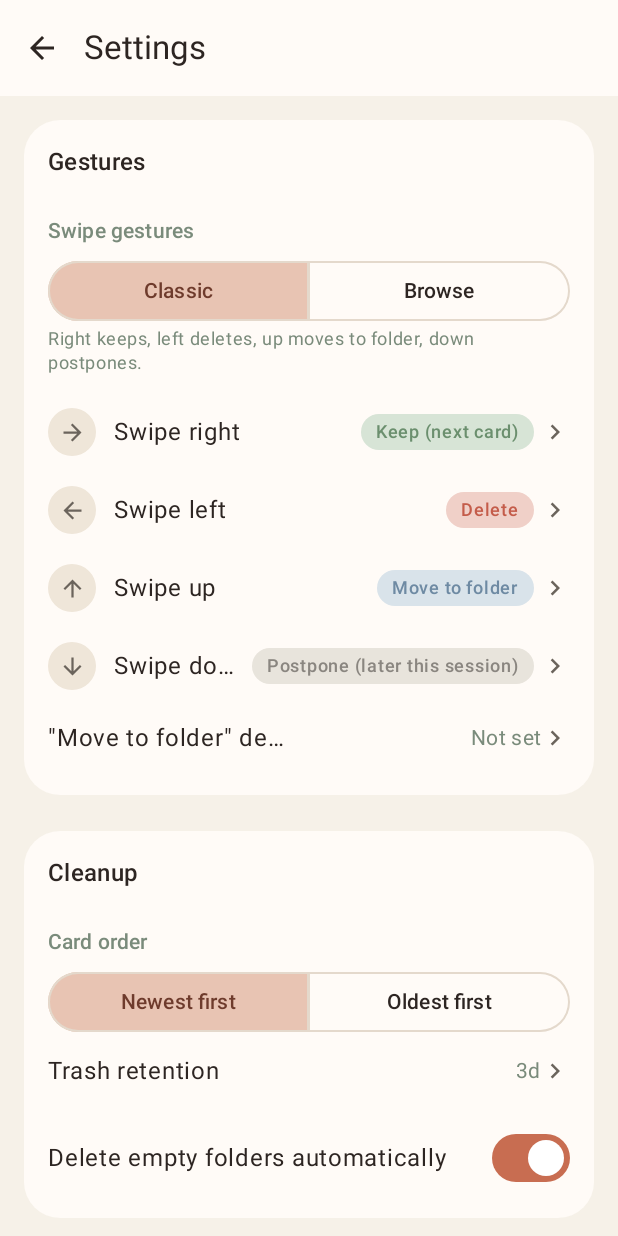
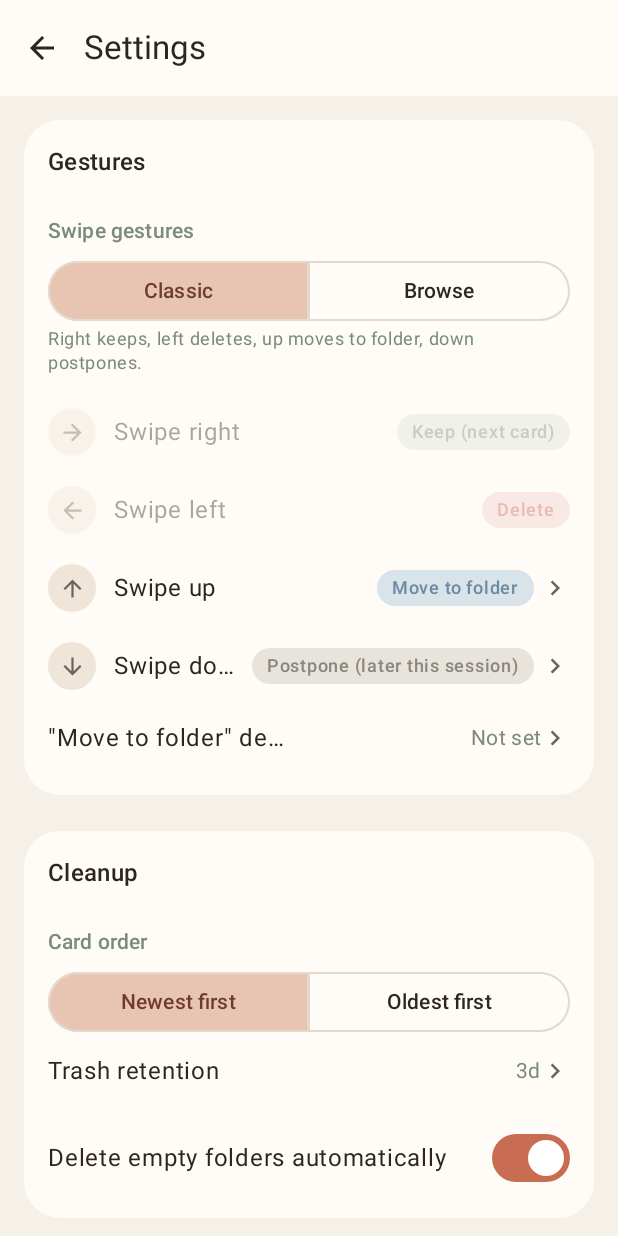
Before and after one commit to inikonoff/Roomie, an Android app built with Jetpack Compose: the screen it shows after launch (MainActivity), after a tap on "Settings", on a phone screen of 412 x 824 dp. Run offline under Robolectric (Android 15) with nearby library versions, the phone set to English and light mode, and no system bars; our stand-ins replace Room's generated code; libraries missing offline, so code that uses them is left out: coil3.video; 1 statement that could not run was skipped.

Commit message:
Fix lavender dropdowns, label Browse-left "Previous photo", lock left/right under a preset
Theme.kt: DropdownMenu paints its background from the surfaceContainer*
roles, not `surface` — left unset, Compose fell back to Material3's
base scheme (lavender), the same failure mode the selected
SegmentedButton had before phase 1 set secondaryContainer explicitly.
This was already diagnosed and fixed once before but never made it
into a merged commit; repeating it here.

SwipeCardAction.label() now takes an optional direction, used only for
NONE: a left swipe with no configured action already steps back to the
previous photo in Browse mode (SwipeSessionViewModel's browse history,
unchanged), so "Do nothing" was actively misleading there. Only the
LEFT SwipeActionRow passes its direction, so every other row keeps
today's copy.

Left/Right are the two directions SwipeGesturePreset.matching() keys
off, so editing them independently of a chosen preset was exactly what
made the Classic/Browse segmented buttons lose their highlight after a
manual tweak — the settings no longer matched either preset once you
touched one side. SwipeActionRow and LabelValueRow both gained an
`enabled` flag; while a preset is active, the Right/Left rows dim and
their dropdown/chevron disappear, so the configured value stays
visible but the only way to change it is switching presets. Up/Down
stay freely editable in both presets, as before.

Co-Authored-By: Claude Sonnet 5 <noreply@anthropic.com>
Claude-Session: https://claude.ai/code/session_01Cxb7A9Ynf6HXgbWodev9Uy

```diff
--- a/app/src/main/java/com/roomie/app/ui/screens/settings/SettingsScreen.kt
+++ b/app/src/main/java/com/roomie/app/ui/screens/settings/SettingsScreen.kt
@@ -51,6 +51,7 @@ import androidx.compose.runtime.remember
 import androidx.compose.runtime.setValue
 import androidx.compose.ui.Alignment
 import androidx.compose.ui.Modifier
+import androidx.compose.ui.draw.alpha
 import androidx.compose.ui.draw.clip
 import androidx.compose.ui.graphics.Color
 import androidx.compose.ui.graphics.vector.ImageVector
@@ -64,6 +65,7 @@ import com.roomie.app.data.settings.LanguageMode
 import com.roomie.app.data.settings.RoomieSettings
 import com.roomie.app.data.settings.SwipeCardAction
 import com.roomie.app.data.settings.ThemeMode
+import com.roomie.app.ui.screens.swipe.SwipeDirection
 import com.roomie.app.ui.strings.AppStrings
 import com.roomie.app.ui.strings.LocalAppStrings
 import com.roomie.app.ui.theme.ContainerShape
@@ -119,12 +121,20 @@ fun SettingsScreen(
                 )
                 PresetDescription(strings, preset)
 
+                // Left/Right are what define a preset (see SwipeGesturePreset.matching) — letting
+                // them be edited independently is exactly what made the Classic/Browse segmented
+                // buttons lose their highlight after a manual tweak, since the settings no longer
+                // matched either preset. Locking them while a preset is active keeps `preset`
+                // (and so the highlight) always in sync with what's actually configured.
+                val leftRightLocked = preset != null
                 SwipeActionRow(
                     strings.swipeRight,
                     Icons.Filled.ArrowForward,
                     strings,
                     settings.swipeRightAction,
                     viewModel::setSwipeRightAction,
+                    direction = SwipeDirection.RIGHT,
+                    enabled = !leftRightLocked,
                 )
                 SwipeActionRow(
                     strings.swipeLeft,
@@ -132,6 +142,8 @@ fun SettingsScreen(
                     strings,
                     settings.swipeLeftAction,
                     viewModel::setSwipeLeftAction,
+                    direction = SwipeDirection.LEFT,
+                    enabled = !leftRightLocked,
                 )
                 SwipeActionRow(
                     strings.swipeUp,
@@ -328,12 +340,16 @@ private fun RetentionSelector(strings: AppStrings, currentDays: Int, onSelected:
     }
 }
 
-private fun SwipeCardAction.label(strings: AppStrings): String = when (this) {
+/** [direction] only matters for [SwipeCardAction.NONE]: in Browse mode a left swipe with no
+ *  configured action actually steps back to the previous photo (see
+ *  [com.roomie.app.ui.screens.swipe.SwipeSessionViewModel]'s browse history), so "Do nothing" is
+ *  misleading specifically there — every other action's label is direction-independent. */
+private fun SwipeCardAction.label(strings: AppStrings, direction: SwipeDirection? = null): String = when (this) {
+    SwipeCardAction.NONE -> if (direction == SwipeDirection.LEFT) strings.actionPreviousPhoto else strings.actionNone
     SwipeCardAction.DELETE -> strings.actionDelete
     SwipeCardAction.KEEP -> strings.actionKeep
     SwipeCardAction.MOVE_TO_FOLDER -> strings.actionMoveToFolder
     SwipeCardAction.POSTPONE -> strings.actionPostpone
-    SwipeCardAction.NONE -> strings.actionNone
 }
 
 /** Each action gets its own recognizable color, matching the swipe-card chip it corresponds to,
@@ -437,12 +453,14 @@ private fun LabelValueRow(
     label: String,
     value: String,
     valueColor: Color = MaterialTheme.colorScheme.secondary,
+    enabled: Boolean = true,
     modifier: Modifier = Modifier,
 ) {
     Row(
         modifier = modifier
             .fillMaxWidth()
-            .padding(vertical = 10.dp),
+            .padding(vertical = 10.dp)
+            .alpha(if (enabled) 1f else 0.4f),
         verticalAlignment = Alignment.CenterVertically,
     ) {
         Text(
@@ -504,14 +522,17 @@ private fun SwipeActionRow(
     strings: AppStrings,
     current: SwipeCardAction,
     onSelected: (SwipeCardAction) -> Unit,
+    direction: SwipeDirection? = null,
+    enabled: Boolean = true,
 ) {
     var expanded by remember { mutableStateOf(false) }
     Box {
         Row(
             modifier = Modifier
                 .fillMaxWidth()
-                .clickable { expanded = true }
-                .padding(vertical = 10.dp),
+                .let { if (enabled) it.clickable { expanded = true } else it }
+                .padding(vertical = 10.dp)
+                .alpha(if (enabled) 1f else 0.4f),
             verticalAlignment = Alignment.CenterVertically,
         ) {
             DirectionIcon(directionIcon)
@@ -525,22 +546,28 @@ private fun SwipeActionRow(
             )
             Spacer(modifier = Modifier.width(8.dp))
             ActionChip(
-                text = current.label(strings),
+                text = current.label(strings, direction),
                 chipColor = current.chipColor(),
                 containerColor = current.containerColor(),
             )
+            if (enabled) {
                 Spacer(modifier = Modifier.width(4.dp))
                 ChevronIcon()
             }
+        }
+        // Locked (enabled = false) rows keep their current value visible via the chip above, but
+        // can't open this menu at all — the value is only ever changed by picking a preset.
+        if (enabled) {
             DropdownMenu(expanded = expanded, onDismissRequest = { expanded = false }) {
                 SwipeCardAction.entries.forEach { action ->
                     DropdownMenuItem(
-                    text = { Text(action.label(strings)) },
+                        text = { Text(action.label(strings, direction)) },
                         onClick = {
                             onSelected(action)
                             expanded = false
                         },
                     )
+                }
             }
         }
     }
--- a/app/src/main/java/com/roomie/app/ui/strings/AppStrings.kt
+++ b/app/src/main/java/com/roomie/app/ui/strings/AppStrings.kt
@@ -81,6 +81,7 @@ interface AppStrings {
     val actionMoveToFolder: String
     val actionPostpone: String
     val actionNone: String
+    val actionPreviousPhoto: String
     val moveToFolderDestination: String
     val notSet: String
     val chooseAFolder: String
@@ -183,6 +184,7 @@ object EnglishStrings : AppStrings {
     override val actionMoveToFolder = "Move to folder"
     override val actionPostpone = "Postpone (later this session)"
     override val actionNone = "Do nothing"
+    override val actionPreviousPhoto = "Previous photo"
     override val moveToFolderDestination = "\"Move to folder\" destination"
     override val notSet = "Not set"
     override val chooseAFolder = "Choose a folder"
@@ -283,6 +285,7 @@ object RussianStrings : AppStrings {
     override val actionMoveToFolder = "Переместить в папку"
     override val actionPostpone = "Отложить (до конца сессии)"
     override val actionNone = "Ничего не делать"
+    override val actionPreviousPhoto = "Предыдущее фото"
     override val moveToFolderDestination = "Папка для «Переместить в папку»"
     override val notSet = "Не задано"
     override val chooseAFolder = "Выберите папку"
--- a/app/src/main/java/com/roomie/app/ui/theme/Theme.kt
+++ b/app/src/main/java/com/roomie/app/ui/theme/Theme.kt
@@ -21,6 +21,14 @@ private val LightColors = lightColorScheme(
     outline = Outline,
     secondaryContainer = SelectedContainer,
     onSecondaryContainer = OnSelectedContainer,
+    // DropdownMenu paints its own background from these roles, not from `surface` — left unset,
+    // Compose falls back to Material3's base scheme (lavender), the same failure mode the
+    // selected SegmentedButton had before phase 1 explicitly set secondaryContainer.
+    surfaceContainerLowest = Background,
+    surfaceContainerLow = Surface,
+    surfaceContainer = Surface,
+    surfaceContainerHigh = SurfaceMuted,
+    surfaceContainerHighest = SurfaceMuted,
     error = SwipeLeftDelete,
 )
 
@@ -36,6 +44,11 @@ private val DarkColors = darkColorScheme(
     outline = Color(0xFF3F372F),
     secondaryContainer = Color(0xFF4A362C),
     onSecondaryContainer = Color(0xFFF0D0C8),
+    surfaceContainerLowest = Color(0xFF1C1815),
+    surfaceContainerLow = Color(0xFF2A241F),
+    surfaceContainer = Color(0xFF2A241F),
+    surfaceContainerHigh = Color(0xFF352D26),
+    surfaceContainerHighest = Color(0xFF352D26),
     error = SwipeLeftDelete,
 )
 
```
Lines whose indentation alone changed are shown as unchanged.
